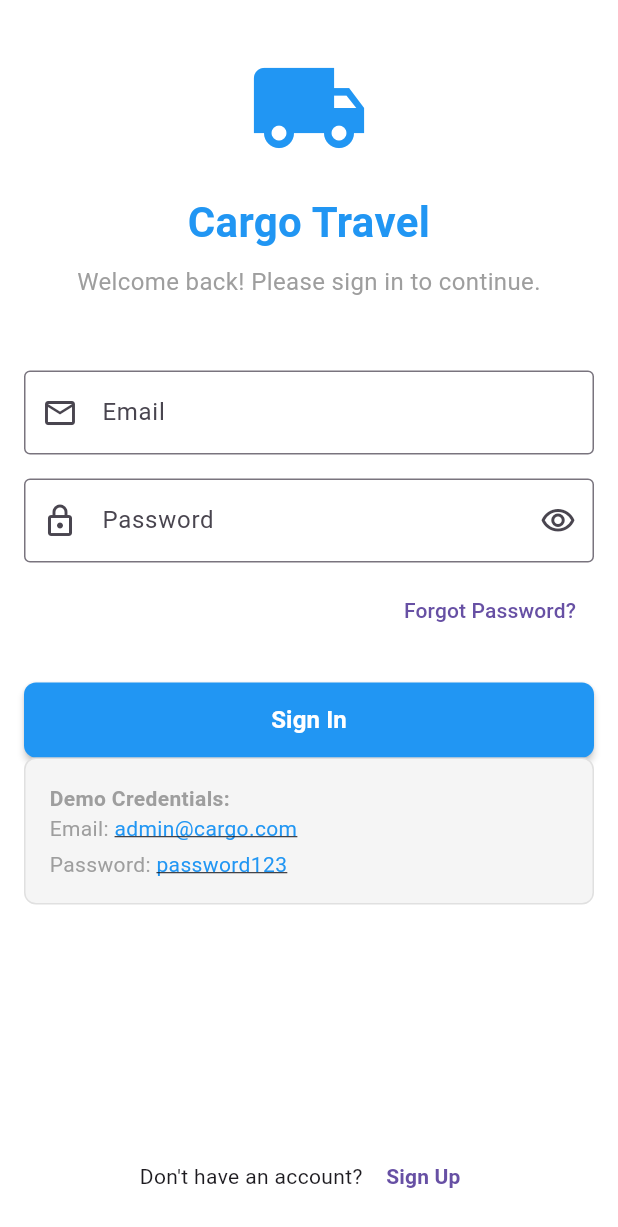
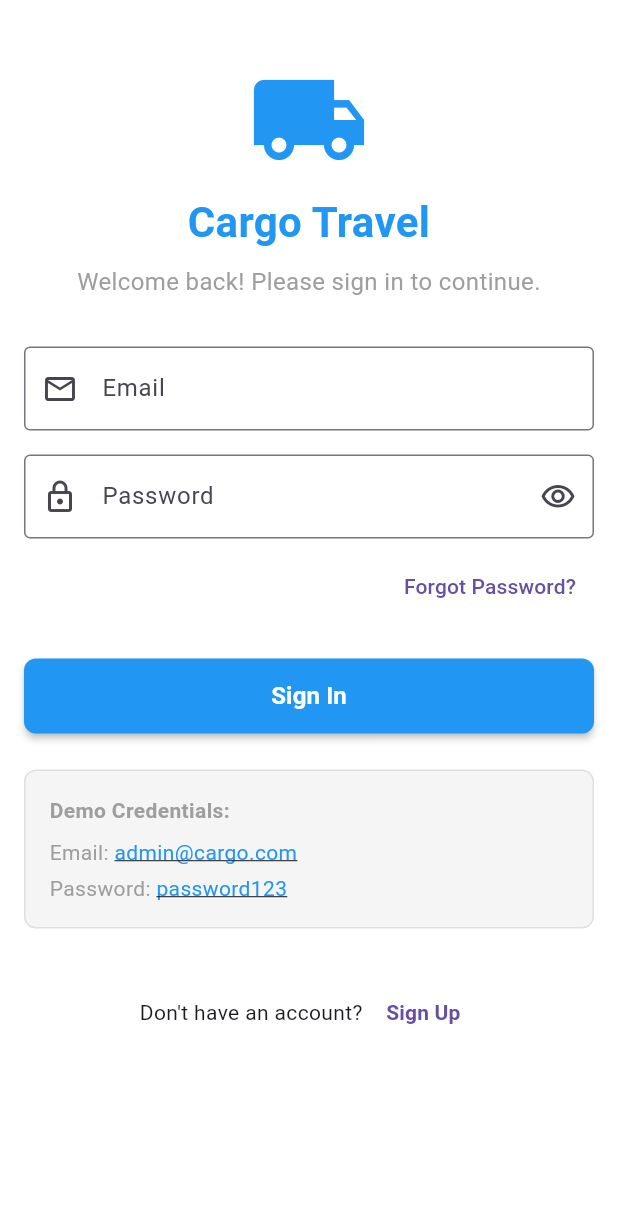
Before and after one commit to Zikruljack/cargo-travel, a Flutter app: the screen it shows after launch, on a phone screen of 412 x 824 dp. Shown: the top 1227 px of the screen. Run offline on Flutter 3.47's test engine with Material 3 defaults, Android fonts, the phone set to English and light mode, and no system bars; our stand-ins replace dio, get_it, shared_preferences; accounts and stored records are empty.

Commit message:
fix layout login dan button logout

```diff
--- a/lib/modules/Auth/screens/login_screen.dart
+++ b/lib/modules/Auth/screens/login_screen.dart
@@ -80,13 +80,18 @@ class _LoginScreenState extends State<LoginScreen> {
         child: ResponsiveHelper.adaptiveLayout(
           context: context,
           centerContent: true,
+          child: SingleChildScrollView(
+            padding: const EdgeInsets.symmetric(vertical: 16),
             child: Form(
               key: _formKey,
               child: Column(
                 crossAxisAlignment: CrossAxisAlignment.stretch,
                 children: [
                   SizedBox(
-                  height: ResponsiveHelper.getSpacing(context, multiplier: 1),
+                    height: ResponsiveHelper.getSpacing(
+                      context,
+                      multiplier: 0.5,
+                    ),
                   ),
 
                   // Logo/Title
@@ -95,7 +100,12 @@ class _LoginScreenState extends State<LoginScreen> {
                     size: ResponsiveHelper.getIconSize(context) * 2.5,
                     color: Colors.blue,
                   ),
-                SizedBox(height: ResponsiveHelper.getSpacing(context)),
+                  SizedBox(
+                    height: ResponsiveHelper.getSpacing(
+                      context,
+                      multiplier: 0.5,
+                    ),
+                  ),
                   const Text(
                     'Cargo Travel',
                     textAlign: TextAlign.center,
@@ -112,7 +122,7 @@ class _LoginScreenState extends State<LoginScreen> {
                     style: TextStyle(fontSize: 16, color: Colors.grey),
                   ),
 
-                const SizedBox(height: 48),
+                  const SizedBox(height: 32),
 
                   // Email Field
                   TextFormField(
@@ -148,7 +158,9 @@ class _LoginScreenState extends State<LoginScreen> {
                         ),
                         onPressed: () {
                           if (mounted) {
-                          setState(() => _obscurePassword = !_obscurePassword);
+                            setState(
+                              () => _obscurePassword = !_obscurePassword,
+                            );
                           }
                         },
                       ),
@@ -172,7 +184,9 @@ class _LoginScreenState extends State<LoginScreen> {
                         // TODO: Implement forgot password
                         ScaffoldMessenger.of(context).showSnackBar(
                           const SnackBar(
-                          content: Text('Forgot password feature coming soon!'),
+                            content: Text(
+                              'Forgot password feature coming soon!',
+                            ),
                           ),
                         );
                       },
@@ -215,7 +229,7 @@ class _LoginScreenState extends State<LoginScreen> {
                     ),
                   ),
 
-                // const SizedBox(height: 24),
+                  const SizedBox(height: 24),
 
                   // Demo Credentials
                   Container(
@@ -235,7 +249,7 @@ class _LoginScreenState extends State<LoginScreen> {
                             color: Colors.grey,
                           ),
                         ),
-                      // const SizedBox(height: 8),
+                        const SizedBox(height: 8),
                         Row(
                           children: [
                             const Text(
@@ -279,7 +293,7 @@ class _LoginScreenState extends State<LoginScreen> {
                     ),
                   ),
 
-                const Spacer(),
+                  const SizedBox(height: 32),
 
                   // Register Link
                   Row(
@@ -299,7 +313,11 @@ class _LoginScreenState extends State<LoginScreen> {
                       ),
                     ],
                   ),
+
+                  // Extra bottom padding
+                  const SizedBox(height: 16),
                 ],
+              ),
             ),
           ),
         ),
```
Also changed, not shown: lib/modules/Dashboard/widgets/tablet_sidebar.dart (+33 -2 lines), 1 other file. Lines whose indentation alone changed are shown as unchanged.
